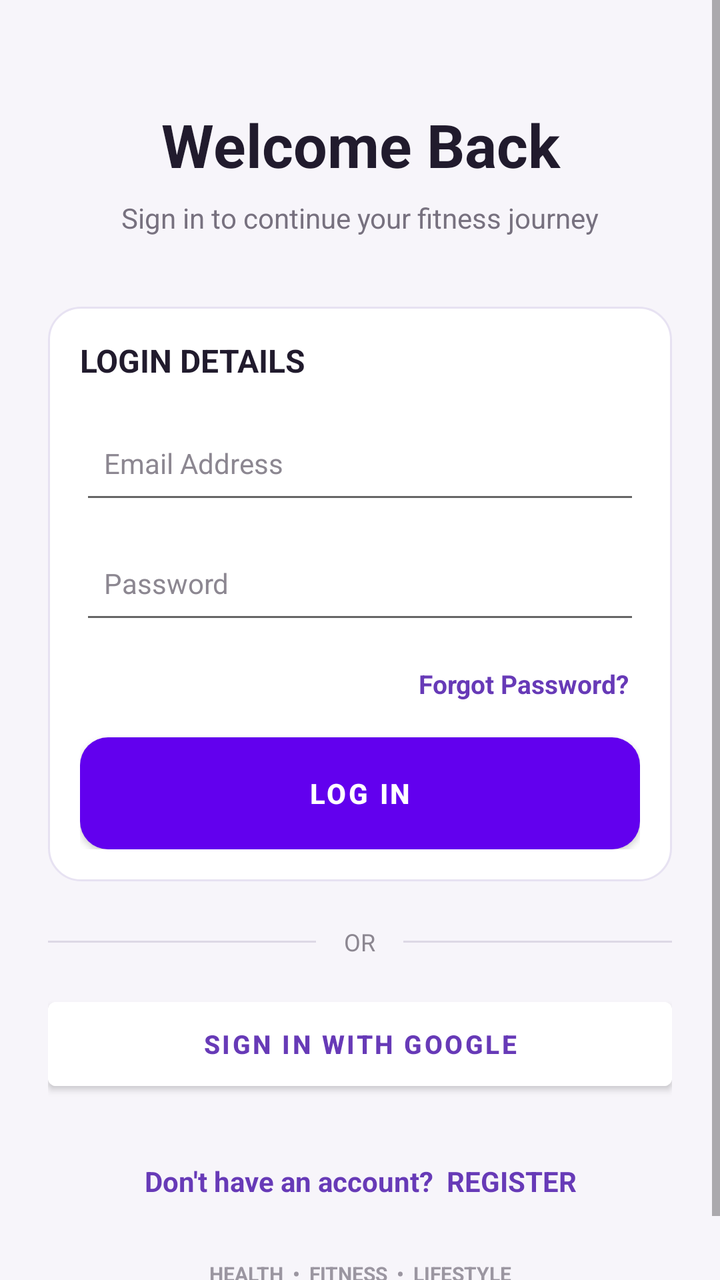
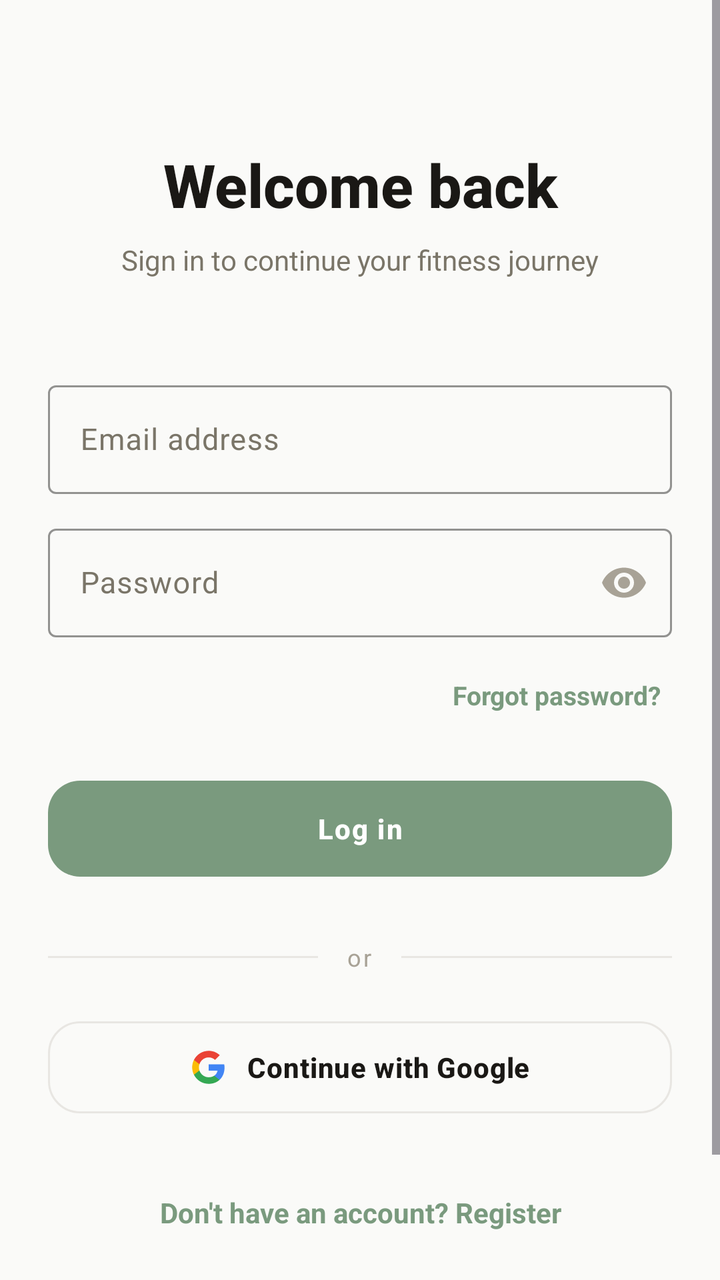

Two renders of the same Android screen: before a commit and after it. Below are the layout's source before the change and the commit's diff.
<!-- AndroidManifest.xml: application theme Theme.PulseFit_App -->
<!-- res/layout/activity_login.xml -->
<?xml version="1.0" encoding="utf-8"?>
<ScrollView
    xmlns:android="http://schemas.android.com/apk/res/android"
    xmlns:tools="http://schemas.android.com/tools"
    android:id="@+id/main"
    android:layout_width="match_parent"
    android:layout_height="match_parent"
    android:background="#F7F5FA"
    android:fillViewport="true"
    tools:context=".login">

    <LinearLayout
        android:layout_width="match_parent"
        android:layout_height="wrap_content"
        android:orientation="vertical"
        android:paddingStart="24dp"
        android:paddingTop="42dp"
        android:paddingEnd="24dp"
        android:paddingBottom="30dp">


        
        <TextView
            android:layout_width="match_parent"
            android:layout_height="wrap_content"
            android:layout_marginTop="10dp"
            android:gravity="center"
            android:text="Welcome Back"
            android:textColor="#211B2D"
            android:textSize="30sp"
            android:textStyle="bold" />

        
        <TextView
            android:layout_width="match_parent"
            android:layout_height="wrap_content"
            android:layout_marginTop="7dp"
            android:gravity="center"
            android:text="Sign in to continue your fitness journey"
            android:textColor="#77717F"
            android:textSize="14sp" />

        
        <LinearLayout
            android:layout_width="match_parent"
            android:layout_height="wrap_content"
            android:layout_marginTop="35dp"
            android:background="@drawable/card_background"
            android:orientation="vertical">

            <TextView
                android:layout_width="match_parent"
                android:layout_height="wrap_content"
                android:text="LOGIN DETAILS"
                android:textColor="#211B2D"
                android:textSize="16sp"
                android:textStyle="bold" />

            
            <EditText
                android:id="@+id/emailInput"
                android:layout_width="match_parent"
                android:layout_height="54dp"
                android:layout_marginTop="12dp"
                android:hint="Email Address"
                android:inputType="textEmailAddress"
                android:paddingStart="12dp"
                android:paddingEnd="12dp"
                android:textColor="#211B2D"
                android:textColorHint="#8C8791"
                android:textSize="14sp" />

            
            <EditText
                android:id="@+id/passwordInput"
                android:layout_width="match_parent"
                android:layout_height="54dp"
                android:layout_marginTop="6dp"
                android:hint="Password"
                android:inputType="textPassword"
                android:paddingStart="12dp"
                android:paddingEnd="12dp"
                android:textColor="#211B2D"
                android:textColorHint="#8C8791"
                android:textSize="14sp" />

            
            <TextView
                android:id="@+id/forgotPasswordLink"
                android:layout_width="match_parent"
                android:layout_height="wrap_content"
                android:layout_marginTop="10dp"
                android:gravity="end"
                android:padding="6dp"
                android:text="Forgot Password?"
                android:textColor="#673AB7"
                android:textSize="13sp"
                android:textStyle="bold" />

            
            <Button
                android:id="@+id/loginButton"
                android:layout_width="match_parent"
                android:layout_height="56dp"
                android:layout_marginTop="12dp"
                android:background="@drawable/primary_button_background"
                android:text="LOG IN"
                android:textColor="#FFFFFF"
                android:textSize="14sp"
                android:textStyle="bold" />

        </LinearLayout>

        
        <LinearLayout
            android:layout_width="match_parent"
            android:layout_height="wrap_content"
            android:layout_marginTop="22dp"
            android:gravity="center_vertical"
            android:orientation="horizontal">

            <View
                android:layout_width="0dp"
                android:layout_height="1dp"
                android:layout_weight="1"
                android:background="#DDD8E5" />

            <TextView
                android:layout_width="wrap_content"
                android:layout_height="wrap_content"
                android:paddingStart="14dp"
                android:paddingEnd="14dp"
                android:text="OR"
                android:textColor="#8C8791"
                android:textSize="12sp" />

            <View
                android:layout_width="0dp"
                android:layout_height="1dp"
                android:layout_weight="1"
                android:background="#DDD8E5" />

        </LinearLayout>

        
        <Button
            android:id="@+id/googleSignInButton"
            android:layout_width="match_parent"
            android:layout_height="54dp"
            android:layout_marginTop="16dp"
            android:backgroundTint="#FFFFFF"
            android:text="SIGN IN WITH GOOGLE"
            android:textColor="#673AB7"
            android:textSize="13sp"
            android:textStyle="bold" />

        
        <TextView
            android:id="@+id/registerLink"
            android:layout_width="match_parent"
            android:layout_height="wrap_content"
            android:layout_marginTop="24dp"
            android:gravity="center"
            android:padding="8dp"
            android:text="Don't have an account?  REGISTER"
            android:textColor="#673AB7"
            android:textSize="14sp"
            android:textStyle="bold" />

        
        <TextView
            android:layout_width="match_parent"
            android:layout_height="wrap_content"
            android:layout_marginTop="22dp"
            android:gravity="center"
            android:text="HEALTH  •  FITNESS  •  LIFESTYLE"
            android:textColor="#9B96A1"
            android:textSize="10sp"
            android:textStyle="bold" />

    </LinearLayout>

</ScrollView>
<!-- resources referenced by this layout -->
<resources>
  <!-- drawable card_background (drawable) -->
  <?xml version="1.0" encoding="utf-8"?>
  <shape xmlns:android="http://schemas.android.com/apk/res/android"
      android:shape="rectangle">
  
      <solid android:color="#FFFFFF" />
  
      <corners android:radius="16dp" />
  
      <stroke
          android:width="1dp"
          android:color="#E7E2F2" />
  
      <padding
          android:left="16dp"
          android:top="16dp"
          android:right="16dp"
          android:bottom="16dp" />
  
  </shape>
  <!-- drawable primary_button_background (drawable) -->
  <?xml version="1.0" encoding="utf-8"?>
  <selector xmlns:android="http://schemas.android.com/apk/res/android">
  
      <item android:state_pressed="true">
          <shape android:shape="rectangle">
              <solid android:color="#512DA8" />
              <corners android:radius="14dp" />
          </shape>
      </item>
  
      <item>
          <shape android:shape="rectangle">
              <solid android:color="#673AB7" />
              <corners android:radius="14dp" />
          </shape>
      </item>
  
  </selector>
  <style name="Theme.PulseFit_App" parent="Theme.MaterialComponents.DayNight.DarkActionBar">
          
          <item name="colorPrimary">@color/purple_500</item>
          <item name="colorPrimaryVariant">@color/purple_700</item>
          <item name="colorOnPrimary">@color/white</item>
          
          <item name="colorSecondary">@color/teal_200</item>
          <item name="colorSecondaryVariant">@color/teal_700</item>
          <item name="colorOnSecondary">@color/black</item>
          
          <item name="android:statusBarColor">?attr/colorPrimaryVariant</item>
          
      </style>
  <color name="purple_500">#FF6200EE</color>
  <color name="purple_700">#FF3700B3</color>
  <color name="white">#FFFFFFFF</color>
  <color name="teal_200">#FF03DAC5</color>
  <color name="teal_700">#FF018786</color>
  <color name="black">#FF000000</color>
</resources>

<!-- the commit's change to res/layout/activity_login.xml (unified diff, before → after) -->
@@ -1,11 +1,12 @@
 <?xml version="1.0" encoding="utf-8"?>
 <ScrollView
     xmlns:android="http://schemas.android.com/apk/res/android"
+    xmlns:app="http://schemas.android.com/apk/res-auto"
     xmlns:tools="http://schemas.android.com/tools"
     android:id="@+id/main"
     android:layout_width="match_parent"
     android:layout_height="match_parent"
-    android:background="#F7F5FA"
+    android:background="@color/bg"
     android:fillViewport="true"
     tools:context=".login">
 
@@ -14,108 +15,108 @@
         android:layout_height="wrap_content"
         android:orientation="vertical"
         android:paddingStart="24dp"
-        android:paddingTop="42dp"
+        android:paddingTop="72dp"
         android:paddingEnd="24dp"
-        android:paddingBottom="30dp">
-
+        android:paddingBottom="32dp">
 
         
         <TextView
             android:layout_width="match_parent"
             android:layout_height="wrap_content"
-            android:layout_marginTop="10dp"
             android:gravity="center"
-            android:text="Welcome Back"
-            android:textColor="#211B2D"
+            android:text="Welcome back"
+            android:textColor="@color/text_primary"
             android:textSize="30sp"
-            android:textStyle="bold" />
+            android:textStyle="bold"
+            android:fontFamily="sans-serif-medium" />
 
         
         <TextView
             android:layout_width="match_parent"
             android:layout_height="wrap_content"
-            android:layout_marginTop="7dp"
+            android:layout_marginTop="8dp"
             android:gravity="center"
             android:text="Sign in to continue your fitness journey"
-            android:textColor="#77717F"
+            android:textColor="@color/text_secondary"
             android:textSize="14sp" />
+
+        
+        <com.google.android.material.textfield.TextInputLayout
+            android:layout_width="match_parent"
+            android:layout_height="wrap_content"
+            android:layout_marginTop="48dp"
+            android:hint="Email address"
+            style="@style/Widget.Material3.TextInputLayout.OutlinedBox"
+            app:boxStrokeColor="@color/accent"
+            app:hintTextColor="@color/accent"
+            app:startIconTint="@color/text_muted">
+
+            <com.google.android.material.textfield.TextInputEditText
+                android:id="@+id/emailInput"
+                android:layout_width="match_parent"
+                android:layout_height="wrap_content"
+                android:inputType="textEmailAddress"
+                android:textColor="@color/text_secondary"
+                android:textSize="15sp" />
+
+        </com.google.android.material.textfield.TextInputLayout>
+
+        
+        <com.google.android.material.textfield.TextInputLayout
+            android:layout_width="match_parent"
+            android:layout_height="wrap_content"
+            android:layout_marginTop="12dp"
+            android:hint="Password"
+            style="@style/Widget.Material3.TextInputLayout.OutlinedBox"
+            app:boxStrokeColor="@color/accent"
+            app:hintTextColor="@color/accent"
+            app:startIconTint="@color/text_muted"
+            app:endIconMode="password_toggle"
+            app:endIconTint="@color/text_muted">
+
+            <com.google.android.material.textfield.TextInputEditText
+                android:id="@+id/passwordInput"
+                android:layout_width="match_parent"
+                android:layout_height="wrap_content"
+                android:inputType="textPassword"
+                android:textColor="@color/text_primary"
+                android:textSize="15sp" />
+
+        </com.google.android.material.textfield.TextInputLayout>
+
+        
+        <TextView
+            android:id="@+id/forgotPasswordLink"
+            android:layout_width="match_parent"
+            android:layout_height="wrap_content"
+            android:layout_marginTop="14dp"
+            android:gravity="end"
+            android:padding="6dp"
+            android:text="Forgot password?"
+            android:textColor="@color/accent"
+            android:textSize="13sp"
+            android:textStyle="bold" />
+
+        
+        <com.google.android.material.button.MaterialButton
+            android:id="@+id/loginButton"
+            android:layout_width="match_parent"
+            android:layout_height="56dp"
+            android:layout_marginTop="24dp"
+            android:text="Log in"
+            android:textColor="@color/white"
+            android:textSize="14sp"
+            android:letterSpacing="0.05"
+            android:textStyle="bold"
+            app:backgroundTint="@color/accent"
+            app:cornerRadius="16dp"
+            app:elevation="0dp" />
 
         
         <LinearLayout
             android:layout_width="match_parent"
             android:layout_height="wrap_content"
-            android:layout_marginTop="35dp"
-            android:background="@drawable/card_background"
-            android:orientation="vertical">
-
-            <TextView
-                android:layout_width="match_parent"
-                android:layout_height="wrap_content"
-                android:text="LOGIN DETAILS"
-                android:textColor="#211B2D"
-                android:textSize="16sp"
-                android:textStyle="bold" />
-
-            
-            <EditText
-                android:id="@+id/emailInput"
-                android:layout_width="match_parent"
-                android:layout_height="54dp"
-                android:layout_marginTop="12dp"
-                android:hint="Email Address"
-                android:inputType="textEmailAddress"
-                android:paddingStart="12dp"
-                android:paddingEnd="12dp"
-                android:textColor="#211B2D"
-                android:textColorHint="#8C8791"
-                android:textSize="14sp" />
-
-            
-            <EditText
-                android:id="@+id/passwordInput"
-                android:layout_width="match_parent"
-                android:layout_height="54dp"
-                android:layout_marginTop="6dp"
-                android:hint="Password"
-                android:inputType="textPassword"
-                android:paddingStart="12dp"
-                android:paddingEnd="12dp"
-                android:textColor="#211B2D"
-                android:textColorHint="#8C8791"
-                android:textSize="14sp" />
-
-            
-            <TextView
-                android:id="@+id/forgotPasswordLink"
-                android:layout_width="match_parent"
-                android:layout_height="wrap_content"
-                android:layout_marginTop="10dp"
-                android:gravity="end"
-                android:padding="6dp"
-                android:text="Forgot Password?"
-                android:textColor="#673AB7"
-                android:textSize="13sp"
-                android:textStyle="bold" />
-
-            
-            <Button
-                android:id="@+id/loginButton"
-                android:layout_width="match_parent"
-                android:layout_height="56dp"
-                android:layout_marginTop="12dp"
-                android:background="@drawable/primary_button_background"
-                android:text="LOG IN"
-                android:textColor="#FFFFFF"
-                android:textSize="14sp"
-                android:textStyle="bold" />
-
-        </LinearLayout>
-
-        
-        <LinearLayout
-            android:layout_width="match_parent"
-            android:layout_height="wrap_content"
-            android:layout_marginTop="22dp"
+            android:layout_marginTop="28dp"
             android:gravity="center_vertical"
             android:orientation="horizontal">
 
@@ -123,47 +124,56 @@
                 android:layout_width="0dp"
                 android:layout_height="1dp"
                 android:layout_weight="1"
-                android:background="#DDD8E5" />
+                android:background="@color/divider" />
 
             <TextView
                 android:layout_width="wrap_content"
                 android:layout_height="wrap_content"
                 android:paddingStart="14dp"
                 android:paddingEnd="14dp"
-                android:text="OR"
-                android:textColor="#8C8791"
-                android:textSize="12sp" />
+                android:text="or"
+                android:textColor="@color/text_muted"
+                android:textSize="12sp"
+                android:letterSpacing="0.1" />
 
             <View
                 android:layout_width="0dp"
                 android:layout_height="1dp"
                 android:layout_weight="1"
-                android:background="#DDD8E5" />
+                android:background="@color/divider" />
 
         </LinearLayout>
 
         
-        <Button
+        <com.google.android.material.button.MaterialButton
             android:id="@+id/googleSignInButton"
+            style="@style/Widget.Material3.Button.OutlinedButton"
             android:layout_width="match_parent"
             android:layout_height="54dp"
-            android:layout_marginTop="16dp"
-            android:backgroundTint="#FFFFFF"
-            android:text="SIGN IN WITH GOOGLE"
-            android:textColor="#673AB7"
-            android:textSize="13sp"
-            android:textStyle="bold" />
+            android:layout_marginTop="20dp"
+            android:text="Continue with Google"
+            android:textColor="@color/text_primary"
+            android:textSize="14sp"
+            android:letterSpacing="0.02"
+            android:textStyle="bold"
+            app:cornerRadius="16dp"
+            app:icon="@drawable/ic_google"
+            app:iconTint="@null"
+            app:iconGravity="textStart"
+            app:iconPadding="10dp"
+            app:strokeColor="@color/divider"
+            app:strokeWidth="1dp" />
 
         
         <TextView
             android:id="@+id/registerLink"
             android:layout_width="match_parent"
             android:layout_height="wrap_content"
-            android:layout_marginTop="24dp"
+            android:layout_marginTop="28dp"
             android:gravity="center"
             android:padding="8dp"
-            android:text="Don't have an account?  REGISTER"
-            android:textColor="#673AB7"
+            android:text="Don't have an account? Register"
+            android:textColor="@color/accent"
             android:textSize="14sp"
             android:textStyle="bold" />
 
@@ -171,11 +181,12 @@
         <TextView
             android:layout_width="match_parent"
             android:layout_height="wrap_content"
-            android:layout_marginTop="22dp"
+            android:layout_marginTop="40dp"
             android:gravity="center"
-            android:text="HEALTH  •  FITNESS  •  LIFESTYLE"
-            android:textColor="#9B96A1"
+            android:text="HEALTH · FITNESS · LIFESTYLE"
+            android:textColor="@color/text_muted"
             android:textSize="10sp"
+            android:letterSpacing="0.25"
             android:textStyle="bold" />
 
     </LinearLayout>
<!-- resource entries referenced after the edit -->
@@ -1,62 +1,60 @@
 <!-- resources referenced by this layout -->
 <resources>
-  <!-- drawable card_background (drawable) -->
-  <?xml version="1.0" encoding="utf-8"?>
-  <shape xmlns:android="http://schemas.android.com/apk/res/android"
-      android:shape="rectangle">
+  <color name="accent">#7A9A7E</color>
+  <color name="bg">#FAFAF8</color>
+  <color name="divider">#E8E6E2</color>
+  <color name="text_muted">#A8A296</color>
+  <color name="text_primary">#1A1815</color>
+  <color name="text_secondary">#7A7568</color>
+  <style name="Theme.PulseFit_App" parent="Theme.Material3.Light.NoActionBar">
   
-      <solid android:color="#FFFFFF" />
+          <item name="colorPrimary">@color/accent</item>
+          <item name="colorOnPrimary">@color/white</item>
+          <item name="colorPrimaryContainer">@color/accent_soft</item>
+          <item name="colorOnPrimaryContainer">@color/accent_dark</item>
   
-      <corners android:radius="16dp" />
+          <item name="colorSecondary">@color/terracotta</item>
+          <item name="colorOnSecondary">@color/white</item>
   
-      <stroke
-          android:width="1dp"
-          android:color="#E7E2F2" />
+          <item name="colorError">@color/danger</item>
+          <item name="colorOnError">@color/white</item>
+          <item name="android:colorBackground">@color/bg</item>
+          <item name="colorSurface">@color/surface</item>
+          <item name="colorSurfaceVariant">@color/surface_variant</item>
+          <item name="colorOnSurface">@color/text_primary</item>
+          <item name="colorOnSurfaceVariant">@color/text_secondary</item>
+          <item name="colorOutline">@color/divider</item>
+          <item name="android:statusBarColor">@color/bg</item>
+          <item name="android:navigationBarColor">@color/surface</item>
+          <item name="android:windowLightStatusBar">true</item>
+          <item name="android:windowLightNavigationBar" tools:targetApi="27">true</item>
   
-      <padding
-          android:left="16dp"
-          android:top="16dp"
-          android:right="16dp"
-          android:bottom="16dp" />
-  
-  </shape>
-  <!-- drawable primary_button_background (drawable) -->
-  <?xml version="1.0" encoding="utf-8"?>
-  <selector xmlns:android="http://schemas.android.com/apk/res/android">
-  
-      <item android:state_pressed="true">
-          <shape android:shape="rectangle">
-              <solid android:color="#512DA8" />
-              <corners android:radius="14dp" />
-          </shape>
-      </item>
-  
-      <item>
-          <shape android:shape="rectangle">
-              <solid android:color="#673AB7" />
-              <corners android:radius="14dp" />
-          </shape>
-      </item>
-  
-  </selector>
-  <style name="Theme.PulseFit_App" parent="Theme.MaterialComponents.DayNight.DarkActionBar">
-          
-          <item name="colorPrimary">@color/purple_500</item>
-          <item name="colorPrimaryVariant">@color/purple_700</item>
-          <item name="colorOnPrimary">@color/white</item>
-          
-          <item name="colorSecondary">@color/teal_200</item>
-          <item name="colorSecondaryVariant">@color/teal_700</item>
-          <item name="colorOnSecondary">@color/black</item>
-          
-          <item name="android:statusBarColor">?attr/colorPrimaryVariant</item>
-          
       </style>
-  <color name="purple_500">#FF6200EE</color>
-  <color name="purple_700">#FF3700B3</color>
-  <color name="white">#FFFFFFFF</color>
-  <color name="teal_200">#FF03DAC5</color>
-  <color name="teal_700">#FF018786</color>
-  <color name="black">#FF000000</color>
+  <color name="accent_soft">#E8F0E9</color>
+  <color name="accent_dark">#5E7A62</color>
+  <color name="terracotta">#C4846A</color>
+  <color name="danger">#C75B4A</color>
+  <color name="surface">#FFFFFF</color>
+  <color name="surface_variant">#F0EFEC</color>
+  <color name="white">#FFFFFF</color>
+  <!-- drawable ic_google (drawable) -->
+  <vector xmlns:android="http://schemas.android.com/apk/res/android"
+      android:width="24dp"
+      android:height="24dp"
+      android:viewportWidth="24"
+      android:viewportHeight="24">
+      <path
+          android:fillColor="#4285F4"
+          android:pathData="M22.56,12.25c0,-0.78 -0.07,-1.53 -0.2,-2.25H12v4.26h5.92c-0.26,1.37 -1.04,2.53 -2.21,3.31v2.77h3.57c2.08,-1.92 3.28,-4.74 3.28,-8.09z" />
+      <path
+          android:fillColor="#34A853"
+          android:pathData="M12,23c2.97,0 5.46,-0.98 7.28,-2.66l-3.57,-2.77c-0.98,0.66 -2.23,1.06 -3.71,1.06 -2.86,0 -5.29,-1.93 -6.16,-4.53H2.18v2.84C3.99,20.53 7.7,23 12,23z" />
+      <path
+          android:fillColor="#FBBC05"
+          android:pathData="M5.84,14.09c-0.22,-0.66 -0.35,-1.36 -0.35,-2.09s0.13,-1.43 0.35,-2.09V7.07H2.18C1.43,8.55 1,10.22 1,12s0.43,3.45 1.18,4.93l2.85,-2.22 0.81,-0.62z" />
+      <path
+          android:fillColor="#EA4335"
+          android:pathData="M12,5.38c1.62,0 3.06,0.56 4.21,1.64l3.15,-3.15C17.45,2.09 14.97,1 12,1 7.7,1 3.99,3.47 2.18,7.07l3.66,2.84c0.87,-2.6 3.3,-4.53 6.16,-4.53z" />
+  </vector>
 </resources>
 
